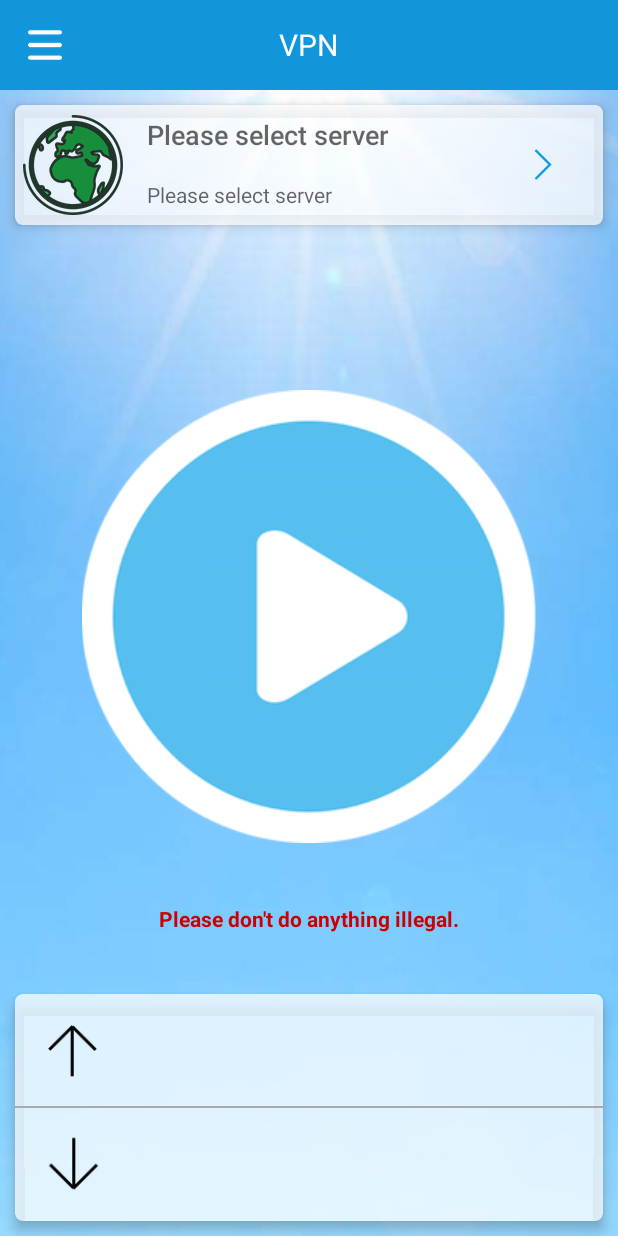
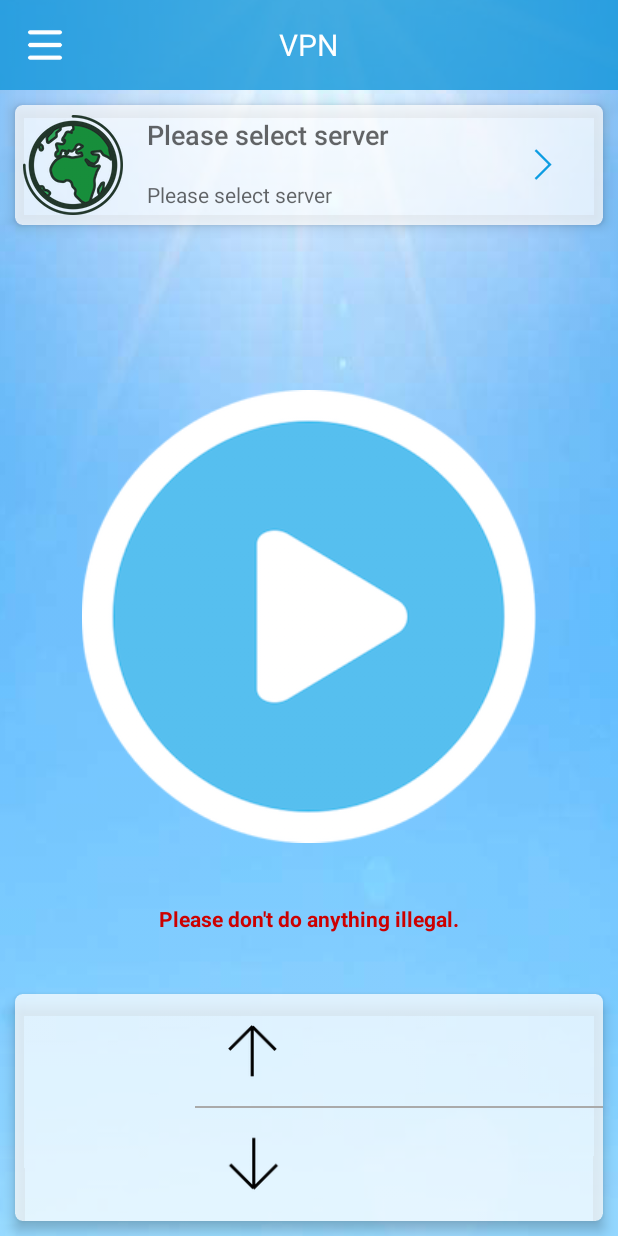
Before and after one commit to woshiwzy/myshdowss, an Android app: the layout activity_main.xml on its own in the app's theme, with its tools: preview values and no code run, on a phone screen of 412 x 824 dp. Run offline under Robolectric (Android 15) with nearby library versions, the phone set to English and light mode, and no system bars.

Commit message:
roll back to fb ad

```diff
--- a/app/build.gradle
+++ b/app/build.gradle
@@ -94,6 +94,8 @@ dependencies {
     implementation('cn.leancloud.android:avoscloud-push:v4.6.4@aar') { transitive = true }
     implementation 'com.facebook.android:facebook-android-sdk:[4,5)'
     implementation 'com.facebook.android:audience-network-sdk:4.+'
+
+
 }
 
 greendao {
--- a/app/src/main/res/layout/activity_main.xml
+++ b/app/src/main/res/layout/activity_main.xml
@@ -4,19 +4,19 @@
 <RelativeLayout xmlns:android="http://schemas.android.com/apk/res/android"
     xmlns:app="http://schemas.android.com/apk/res-auto"
     android:layout_width="match_parent"
-    android:layout_height="match_parent">
+    android:layout_height="match_parent"
+    android:background="@drawable/bg">
 
 
     <LinearLayout
         android:layout_width="match_parent"
         android:layout_height="match_parent"
-        android:background="#E5E5E5"
         android:orientation="vertical">
 
         <RelativeLayout
             android:layout_width="match_parent"
             android:layout_height="60dp"
-            android:background="#1296db"
+            android:background="#cc1296db"
             android:contentDescription="This is header">
 
             <TextView
@@ -56,7 +56,6 @@
         <LinearLayout
             android:layout_width="match_parent"
             android:layout_height="match_parent"
-            android:background="@drawable/bg"
             android:contentDescription="This is content"
             android:orientation="vertical">
 
@@ -162,7 +161,6 @@
 
             </LinearLayout>
 
-
             <LinearLayout
                 android:layout_width="match_parent"
                 android:layout_height="match_parent"
@@ -205,6 +203,14 @@
                     android:textColor="@android:color/holo_red_dark"
                     android:textStyle="bold" />
 
+                <LinearLayout
+                    android:id="@+id/banner_container"
+                    android:layout_width="match_parent"
+                    android:layout_height="wrap_content"
+                    android:layout_marginLeft="@dimen/margin_content"
+                    android:layout_marginRight="@dimen/margin_content"
+                    android:orientation="vertical" />
+
 
                 <android.support.v7.widget.CardView
                     android:layout_width="match_parent"
@@ -218,9 +224,25 @@
                     app:cardCornerRadius="5dp"
                     app:cardElevation="5dp">
 
+                    <RelativeLayout
+                        android:layout_width="120dp"
+                        android:layout_marginTop="2dp"
+                        android:layout_marginLeft="2dp"
+                        android:layout_marginBottom="2dp"
+                        android:layout_height="match_parent">
+
+                        <TextView
+                            android:id="@+id/textViewTotal"
+                            android:layout_width="match_parent"
+                            android:layout_height="match_parent"
+                            android:gravity="center" />
+
+                    </RelativeLayout>
+
                     <LinearLayout
                         android:layout_width="match_parent"
                         android:layout_height="match_parent"
+                        android:layout_marginLeft="120dp"
                         android:orientation="vertical">
 
                         <LinearLayout
--- a/app/src/main/res/values/strings.xml
+++ b/app/src/main/res/values/strings.xml
@@ -35,4 +35,6 @@
     <string name="facebook_app_id">222090675045613</string>
     <string name="support">Support Developer</string>
     <string name="support_thanks">Thank you!\n If you can click the ad on this page,That\'s better!</string>
+
+    <string name="used_traffic">You have used\n %1s \ntraffic for free</string>
 </resources>
```
Also changed, not shown: app/src/main/java/com/vm/shadowsocks/activity/MainActivity.java (+62 -0 lines), app/src/main/res/drawable-hdpi/rr.png (added), 1 other file.
